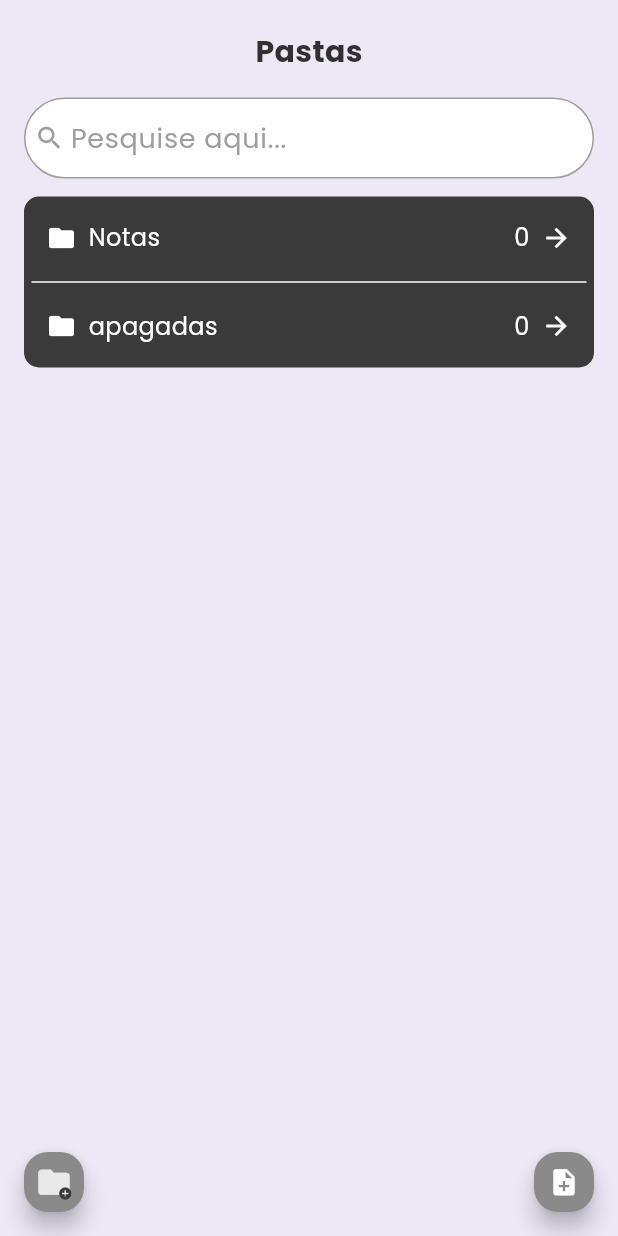
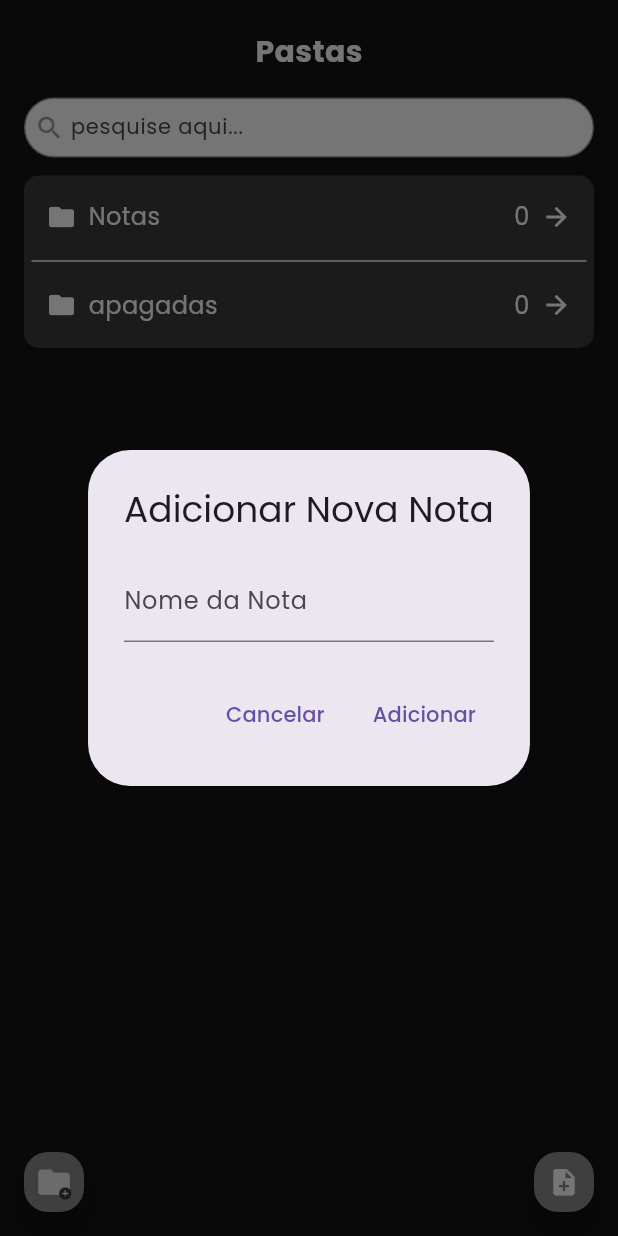
Before and after one commit to DOAgustavo/DOAnotes, a Flutter app: the screen it shows after launch, after a tap on the "note add" icon, on a phone screen of 412 x 824 dp. Run offline on Flutter 3.47's test engine with Material 3 defaults, Android fonts, the phone set to English and light mode, and no system bars; our stand-ins replace google_fonts.

Commit message:
finalizada o home

```diff
--- a/lib/screens/home_screen.dart
+++ b/lib/screens/home_screen.dart
@@ -6,7 +6,7 @@ import '../widgets/button/folder_item.dart';
 import '../widgets/button/add_file_button.dart';
 import '../widgets/button/add_note_button.dart';
 import '../widgets/button/pesquisar.dart';
-import '../widgets/functions/new_items_list.dart';
+import '../widgets/functions/new_file_list.dart';
 
 class App extends StatelessWidget {
   @override
@@ -63,7 +63,11 @@ class _PastasScreenState extends State<PastasScreen> {
           children: [
             Column(
               children: [
-                NamePage(text: 'Pastas'),
+
+
+                 NamePage(text: 'Pastas'),
+
+
                 Expanded(
                   child: SingleChildScrollView(
                     child: Padding(
@@ -73,7 +77,7 @@ class _PastasScreenState extends State<PastasScreen> {
                         children: [
                           BotaoPesquisa(
                             controller: _searchController,
-                            hintText: 'Pesquise aqui...',
+
                           ),
                           SizedBox(
                             height: 12,
@@ -112,7 +116,7 @@ class _PastasScreenState extends State<PastasScreen> {
               left: 16,
               child: BotaoAdicionarArquivo(
                 onAdd: (newItem) {
-                  addItem(newItem);
+                  addItem(newItem); // Certifique-se de que 'addItem' está definido no escopo
                 },
               ),
             ),
@@ -121,9 +125,48 @@ class _PastasScreenState extends State<PastasScreen> {
               right: 16,
               child: AddNoteButton(
                 onPressed: () {
-                  // Ação ao clicar no botão de adicionar nota
-                  print('Adicionar nota clicado');
-                },
+                  showDialog(
+                    context: context,
+                    builder: (context) {
+                      final TextEditingController _nameController = TextEditingController();
+                      return AlertDialog(
+                        title: Text('Adicionar Nova Nota'),
+                        content: TextField(
+                          controller: _nameController,
+                          decoration: InputDecoration(labelText: 'Nome da Nota'),
+                        ),
+                        actions: [
+                          TextButton(
+                            onPressed: () {
+                              Navigator.of(context).pop(); // Fecha o diálogo
+                            },
+                            child: Text('Cancelar'),
+                          ),
+                          TextButton(
+                            onPressed: () {
+                              final String name = _nameController.text.trim();
+                              if (name.isNotEmpty) {
+                                final FolderItem newItem = FolderItem(
+                                  name: name,
+                                  count: 0, // Valor padrão
+                                  onTap: () {
+                                    // Ação ao clicar na nova nota
+                                    print('Nota $name clicada');
+                                  },
+                                );
+                                setState(() {
+                                  newItems.add(newItem); // Adiciona a nova nota à lista
+                                });
+                              }
+                              Navigator.of(context).pop(); // Fecha o diálogo
+                            },
+                            child: Text('Adicionar'),
+                          ),
+                        ],
+                      );
+                    },
+                  );
+                }, onAdd: (FolderItem ) {  },
               ),
             ),
           ],
--- a/lib/widgets/Text/page_title.dart
+++ b/lib/widgets/Text/page_title.dart
@@ -15,7 +15,7 @@ class NamePage extends StatelessWidget {
         child: Text(
           text,
           style: TextStyle(
-            color: const Color(0xFF303030), // Cor cinza claro
+            color: const Color.fromARGB(255, 255, 255, 255), // Cor cinza claro
             fontSize: 20,
             fontWeight: FontWeight.bold,
           ),
--- a/lib/widgets/button/add_file_button.dart
+++ b/lib/widgets/button/add_file_button.dart
@@ -20,7 +20,7 @@ class BotaoAdicionarArquivo extends StatelessWidget {
             builder: (context) => AlertDialog(
               title: Text('Adicionar Novo Arquivo'),
               content: Container(
-                height: 50,
+                height: 60,
                 child: Column(
                   mainAxisSize: MainAxisSize.min,
                   children: [
--- a/lib/widgets/button/add_note_button.dart
+++ b/lib/widgets/button/add_note_button.dart
@@ -1,9 +1,10 @@
 import 'package:flutter/material.dart';
+import '../button/folder_item.dart';
 
 class AddNoteButton extends StatelessWidget {
-  final VoidCallback onPressed;
+  final Function(FolderItem) onAdd;
 
-  AddNoteButton({required this.onPressed});
+  AddNoteButton({required this.onAdd, required Null Function() onPressed});
 
   @override
   Widget build(BuildContext context) {
@@ -11,7 +12,9 @@ class AddNoteButton extends StatelessWidget {
       width: 40.0, // Ajuste a largura conforme necessário
       height: 40.0, // Ajuste a altura conforme necessário
       child: FloatingActionButton(
-        onPressed: onPressed,
+        onPressed: () {
+          _showAddNoteDialog(context);
+        },
         backgroundColor: const Color.fromARGB(255, 138, 138, 138),
         child: Icon(
           Icons.note_add,
@@ -21,4 +24,44 @@ class AddNoteButton extends StatelessWidget {
       ),
     );
   }
+
+  void _showAddNoteDialog(BuildContext context) {
+    final TextEditingController _nameController = TextEditingController();
+
+    showDialog(
+      context: context,
+      builder: (context) => AlertDialog(
+        title: Text('Adicionar Nova Nota'),
+        content: TextField(
+          controller: _nameController,
+          decoration: InputDecoration(labelText: 'Nome da Nota'),
+        ),
+        actions: [
+          TextButton(
+            onPressed: () {
+              Navigator.of(context).pop();
+            },
+            child: Text('Cancelar'),
+          ),
+          TextButton(
+            onPressed: () {
+              final String name = _nameController.text.trim();
+              if (name.isNotEmpty) {
+                final FolderItem newItem = FolderItem(
+                  name: name,
+                  count: 0, // Valor padrão para count
+                  onTap: () {
+                    // Ação ao clicar na nova nota
+                  },
+                );
+                onAdd(newItem); // Adiciona a nova nota
+              }
+              Navigator.of(context).pop();
+            },
+            child: Text('Adicionar'),
+          ),
+        ],
+      ),
+    );
+  }
 }
--- a/lib/widgets/button/custom_padding_container.dart
+++ b/lib/widgets/button/custom_padding_container.dart
@@ -8,6 +8,7 @@ class CustomPaddingContainer extends StatelessWidget {
   @override
   Widget build(BuildContext context) {
     return Container(
+    height: 115,
       decoration: BoxDecoration(
         color: const Color.fromARGB(255, 58, 58, 58),
         borderRadius: BorderRadius.circular(10), // Diminuir o borderRadius
--- a/lib/widgets/button/pesquisar.dart
+++ b/lib/widgets/button/pesquisar.dart
@@ -2,13 +2,14 @@ import 'package:flutter/material.dart';
 
 class BotaoPesquisa extends StatelessWidget {
   final TextEditingController controller;
-  final String hintText;
+  final String text = "pesquise aqui..."; // Valor fixo para o texto
 
-  BotaoPesquisa({required this.controller, required this.hintText});
+  const BotaoPesquisa({required this.controller});
 
   @override
   Widget build(BuildContext context) {
     return Container(
+      height: 40,
       padding: const EdgeInsets.symmetric(
           horizontal: 6.0, vertical: 2.0), // Ajustar o padding
       decoration: BoxDecoration(
@@ -16,22 +17,21 @@ class BotaoPesquisa extends StatelessWidget {
         borderRadius: BorderRadius.circular(30), // Manter o borderRadius
         border: Border.all(color: Colors.grey),
       ),
-      child: Row(
+       child: Row(
+        crossAxisAlignment: CrossAxisAlignment.center, // Alinhar verticalmente
         children: [
           Icon(Icons.search,
-              color: Colors.grey, size: 20), // Manter o tamanho do ícone
-          SizedBox(width: 4),
+              color: Colors.grey, size: 20), // Ícone de pesquisa
+          SizedBox(width: 4), // Espaço entre o ícone e o campo de texto
           Expanded(
             child: TextField(
               controller: controller,
               decoration: InputDecoration(
-                hintText: hintText,
-                hintStyle: TextStyle(
-                    color: Colors.grey,
-                    fontSize: 18), // Manter o tamanho da fonte
-                border: InputBorder.none,
+                hintText: text, // Texto de dica
+                border: InputBorder.none, // Sem borda
+                isCollapsed: true, // Remove o padding interno do TextField
               ),
-              style: TextStyle(fontSize: 14), // Manter o tamanho da fonte
+              style: TextStyle(fontSize: 14), // Tamanho da fonte
             ),
           ),
         ],
--- a/lib/widgets/forms/background_container.dart
+++ b/lib/widgets/forms/background_container.dart
@@ -8,7 +8,7 @@ class BackgroundContainer extends StatelessWidget {
   @override
   Widget build(BuildContext context) {
     return Container(
-      color: const Color(0xFFEDE7F6), // Cor de fundo verde claro
+      color: const Color.fromARGB(255, 19, 19, 19), // Cor de fundo verde claro
       child: child,
     );
   }
```
Also changed, not shown: lib/widgets/functions/new_file_list.dart (renamed from lib/widgets/functions/new_items_list.dart, +6 -6 lines).
